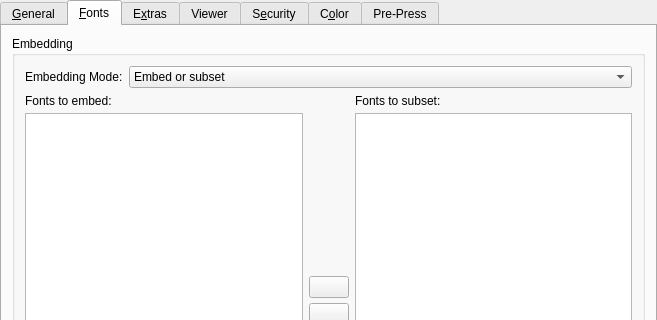
scribusproject/scribus, file scribus/ui/tabpdfoptions.ui: the form before one commit; both pictures show x 0 to 657 and y 0 to 320 of the 657 by 531 pixel window.
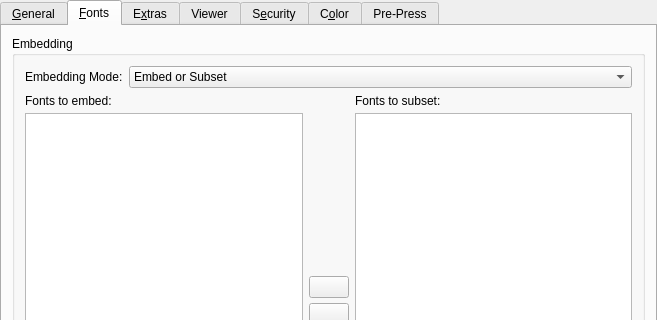
The form after the commit. The open tabs and pages were chosen to show the change. Custom widgets are drawn as their Qt base class.

Diff of the .ui file:
```diff
--- a/scribus/ui/tabpdfoptions.ui
+++ b/scribus/ui/tabpdfoptions.ui
@@ -513,7 +513,7 @@
           <widget class="QComboBox" name="fontEmbeddingCombo">
            <item>
             <property name="text">
-             <string>Embed or subset</string>
+             <string>Embed or Subset</string>
             </property>
            </item>
            <item>
```
Left out of the diff: 4 changed lines with no effect on the pictures.
